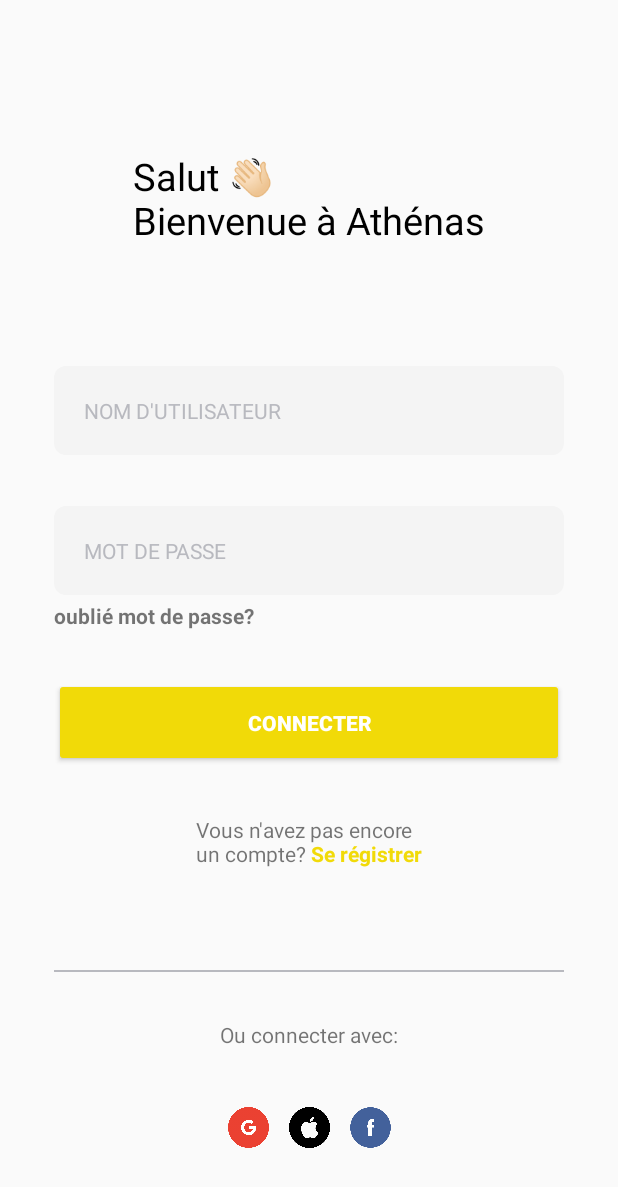
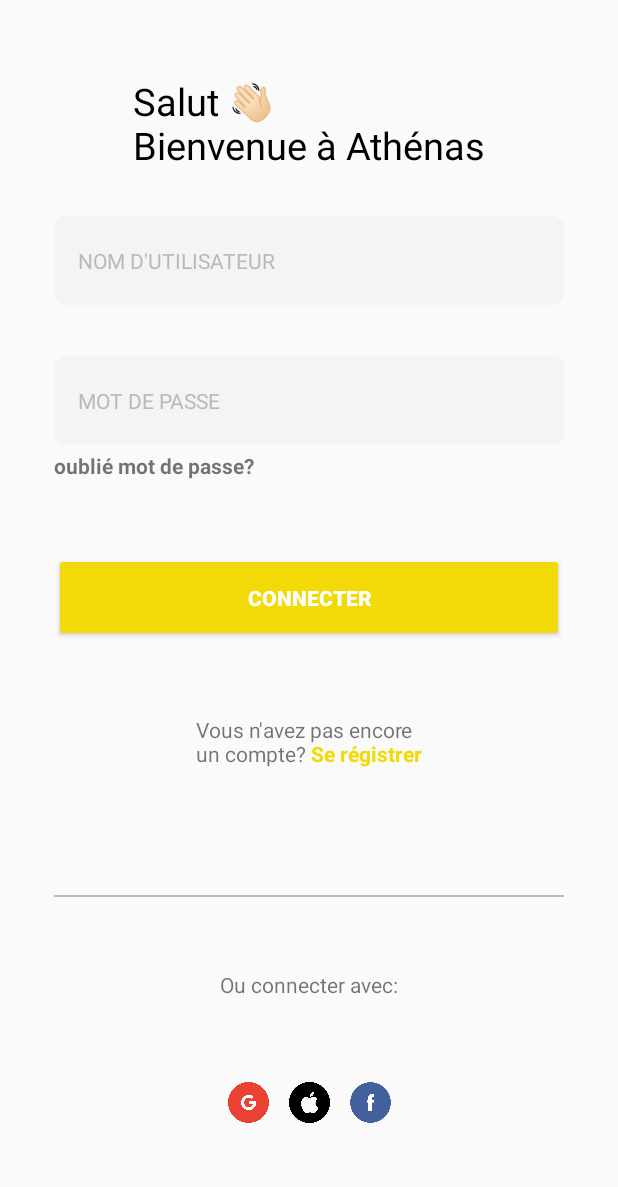
Before and after one commit to AraujoJs/AthenasApp, an Android app built with Jetpack Compose: the screen it shows after launch (LoginActivity), on a phone screen of 412 x 824 dp. Shown: the top 1187 px of the screen. Run offline under Robolectric (Android 15) with nearby library versions, the phone set to English and light mode, and no system bars.

Commit message:
add new edit text style

```diff
--- a/app/src/main/res/values/styles.xml
+++ b/app/src/main/res/values/styles.xml
@@ -4,8 +4,8 @@
         <item name="android:textSize">25sp</item>
         <item name="android:textColor">@color/black</item>
         <item name="android:layout_gravity">center</item>
-        <item name="android:layout_marginTop">100dp</item>
-        <item name="android:layout_marginBottom">50dp</item>
+        <item name="android:layout_marginTop">50dp</item>
+        <item name="android:layout_marginBottom">20dp</item>
     </style>
 
     <style name="TextViewForm" parent="ViewForm">
@@ -14,10 +14,28 @@
         <item name="android:layout_height">wrap_content</item>
     </style>
 
-    <style name="Theme.Athenas.FormEditTextInput" parent="ViewForm">
-        <item name="android:layout_marginTop">30dp</item>
+    <style name="Theme.Athenas.FormEditTextInput" parent="Widget.MaterialComponents.TextInputLayout.OutlinedBox">
+        <item name="android:layout_marginTop">10dp</item>
         <item name="hintEnabled">false</item>
+        <item name="android:layout_width">match_parent</item>
+        <item name="android:layout_height">wrap_content</item>
+        <item name="android:layout_marginStart">36dp</item>
+        <item name="android:layout_marginEnd">36dp</item>
+        <item name="android:layout_marginBottom">20dp</item>
     </style>
+
+    <style name="Theme.Athenas.Button2" parent="Widget.MaterialComponents.Button">
+        <item name="android:layout_width">match_parent</item>
+        <item name="android:layout_height">wrap_content</item>
+        <item name="android:textColor">@color/white</item>
+
+        <item name="android:layout_marginStart">36dp</item>
+        <item name="android:layout_marginEnd">36dp</item>
+
+        <item name="android:padding">16dp</item>
+        <item name="backgroundTint">@color/button_background</item>
+    </style>
+
 
     <style name="Theme.Athenas.FormEditText" >
         <item name="android:layout_width">match_parent</item>
```
